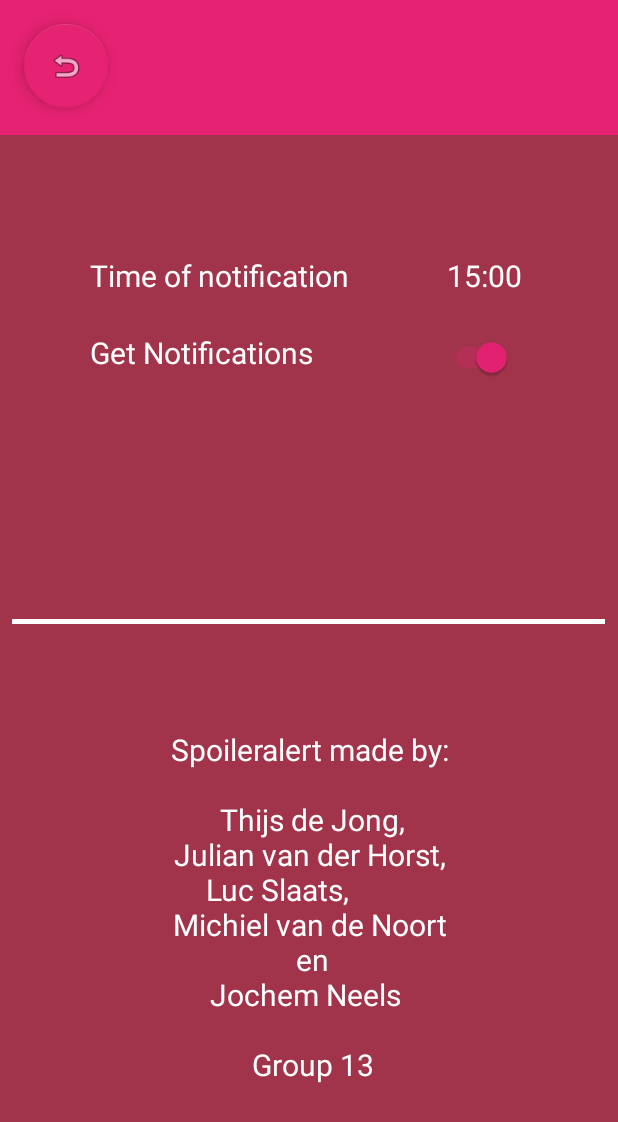
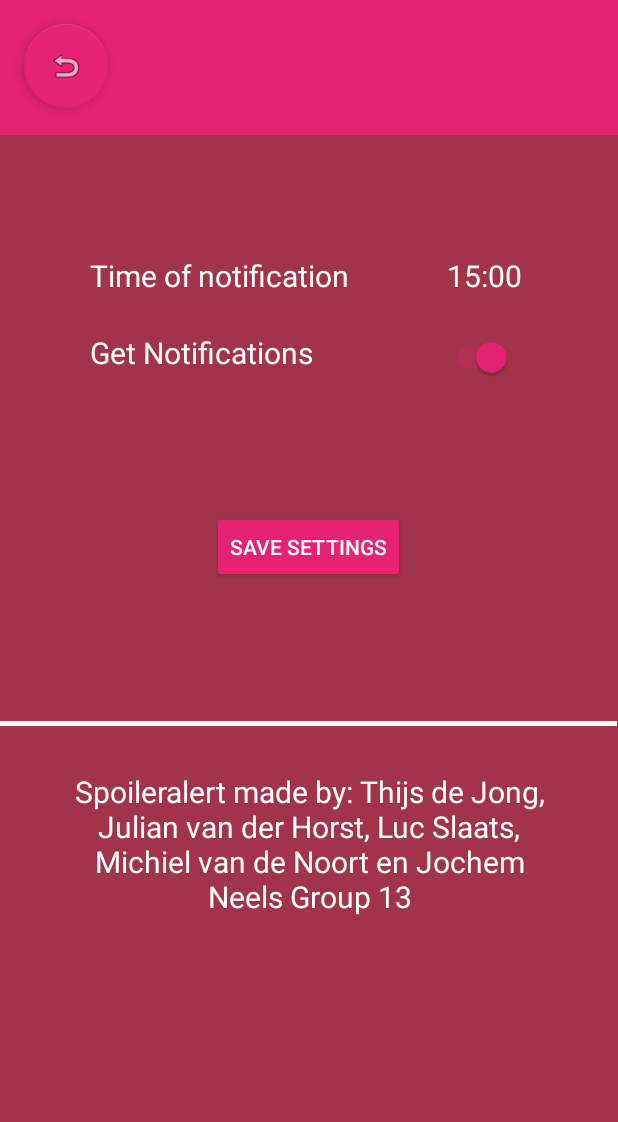
Before and after one commit to movieminer/Spoileralert, an Android app: the SettingActivity screen opened directly, with no data from a screen before it, on a phone screen of 412 x 824 dp. Shown: the top 1122 px of the screen. Run offline under Robolectric (Android 15) with nearby library versions, the phone set to English and light mode, and no system bars.

Commit message:
Settings can be saved now

```diff
--- a/app/src/main/java/com/example/spoileralert/SettingActivity.java
+++ b/app/src/main/java/com/example/spoileralert/SettingActivity.java
@@ -3,15 +3,18 @@ package com.example.spoileralert;
 import android.app.TimePickerDialog;
 import android.content.Context;
 import android.content.Intent;
+import android.content.SharedPreferences;
 import android.os.Bundle;
 import android.support.design.widget.FloatingActionButton;
 import android.support.v7.app.AppCompatActivity;
 import android.view.View;
 import android.view.Window;
 import android.view.WindowManager;
+import android.widget.Button;
 import android.widget.Switch;
 import android.widget.TextView;
 import android.widget.TimePicker;
+import android.widget.Toast;
 
 import java.util.Calendar;
 
@@ -19,6 +22,14 @@ public class SettingActivity extends AppCompatActivity {
 
     private TextView view;
     private Context context;
+    private Switch toggle;
+
+    public static final String SHARED_PREFS = "sharedPrefs";
+    public static final String TEXT = "text";
+    public static final String SWITCH = "switch";
+
+    private String time;
+    private boolean switchOnOff;
 
     @Override
     protected void onCreate(Bundle savedInstanceState) {
@@ -77,8 +88,42 @@ public class SettingActivity extends AppCompatActivity {
             }
         });
 
-        Switch toggle = findViewById(R.id.switch1);
+        toggle = findViewById(R.id.switch1);
         toggle.setChecked(true);
+
+        Button save_settings = findViewById(R.id.save_settings);
+
+        save_settings.setOnClickListener(new View.OnClickListener() {
+            @Override
+            public void onClick(View v) {
+                saveData();
+            }
+        });
+
+        loadData();
+        updateViews();
+    }
+
+    public void saveData(){
+        SharedPreferences sharedPreferences = getSharedPreferences(SHARED_PREFS, MODE_PRIVATE);
+        SharedPreferences.Editor editor = sharedPreferences.edit();
+        editor.putString(TEXT, view.getText().toString());
+        editor.putBoolean(SWITCH, toggle.isChecked());
+
+        editor.apply();
+
+        Toast.makeText(this, "Settings saved successfully", Toast.LENGTH_SHORT).show();
+    }
+
+    public void loadData(){
+        SharedPreferences sharedPreferences = getSharedPreferences(SHARED_PREFS, MODE_PRIVATE);
+        time = sharedPreferences.getString(TEXT, "15:00");
+        switchOnOff = sharedPreferences.getBoolean(SWITCH, true);
+    }
+
+    public void updateViews(){
+        view.setText(time);
+        toggle.setChecked(switchOnOff);
     }
 
     public void openActivityBack() {
--- a/app/src/main/res/layout/activity_settings.xml
+++ b/app/src/main/res/layout/activity_settings.xml
@@ -36,7 +36,7 @@
         android:layout_height="wrap_content"
         android:layout_marginStart="60dp"
         android:layout_marginTop="80dp"
-        android:text="Time of notification"
+        android:text="@string/time_of_notif"
         android:textColor="#FFFFFF"
         android:textSize="20sp"
         app:layout_constraintStart_toStartOf="parent"
@@ -49,7 +49,6 @@
         android:layout_marginStart="8dp"
         android:layout_marginTop="170dp"
         android:layout_marginEnd="64dp"
-        android:text="15:00"
         android:textColor="#FFFFFF"
         android:textSize="20sp"
         app:layout_constraintEnd_toEndOf="parent"
@@ -75,7 +74,7 @@
         android:layout_height="wrap_content"
         android:layout_marginStart="60dp"
         android:layout_marginTop="24dp"
-        android:text="Get Notifications"
+        android:text="@string/get_notif"
         android:textColor="#FFFFFF"
         android:textSize="20sp"
         app:layout_constraintStart_toStartOf="parent"
@@ -83,15 +82,15 @@
 
     <View
         android:id="@+id/divider"
-        android:layout_width="395dp"
+        android:layout_width="wrap_content"
         android:layout_height="3dp"
         android:layout_marginStart="8dp"
         android:layout_marginEnd="8dp"
-        android:layout_marginBottom="408dp"
+        android:layout_marginBottom="340dp"
         android:background="#FFFFFF"
         app:layout_constraintBottom_toBottomOf="parent"
         app:layout_constraintEnd_toEndOf="parent"
-        app:layout_constraintHorizontal_bias="0.0"
+        app:layout_constraintHorizontal_bias="0.562"
         app:layout_constraintStart_toStartOf="parent" />
 
     <TextView
@@ -101,9 +100,8 @@
         android:layout_marginStart="8dp"
         android:layout_marginTop="8dp"
         android:layout_marginEnd="8dp"
-        android:layout_marginBottom="92dp"
-        android:text="Spoileralert made by:\n \n Thijs de Jong,\nJulian van der Horst,\nLuc Slaats,
-        \nMichiel van de Noort\n en\nJochem Neels \n \n Group 13"
+        android:layout_marginBottom="64dp"
+        android:text="@string/credits"
         android:textAlignment="center"
         android:textColor="#FFFFFF"
         android:textSize="20sp"
@@ -113,4 +111,18 @@
         app:layout_constraintTop_toBottomOf="@+id/divider"
         app:layout_constraintVertical_bias="1.0" />
 
+    <Button
+        android:id="@+id/save_settings"
+        style="@style/Widget.AppCompat.Button.Colored"
+        android:layout_width="wrap_content"
+        android:layout_height="wrap_content"
+        android:layout_marginTop="48dp"
+        android:layout_marginBottom="48dp"
+        android:text="@string/save_settings"
+        app:layout_constraintBottom_toTopOf="@+id/divider"
+        app:layout_constraintEnd_toEndOf="parent"
+        app:layout_constraintHorizontal_bias="0.498"
+        app:layout_constraintStart_toStartOf="parent"
+        app:layout_constraintTop_toBottomOf="@+id/textView11" />
+
 </android.support.constraint.ConstraintLayout>
--- a/app/src/main/res/values/strings.xml
+++ b/app/src/main/res/values/strings.xml
@@ -1,4 +1,8 @@
 <resources>
     <string name="app_name">Spoileralert</string>
     <string name="expdate">Expire date</string>
+    <string name="credits">Spoileralert made by:    Thijs de Jong, Julian van der Horst, Luc Slaats,  Michiel van de Noort  en Jochem Neels     Group 13</string>
+    <string name="save_settings">Save Settings</string>
+    <string name="get_notif">Get Notifications</string>
+    <string name="time_of_notif">Time of notification</string>
 </resources>
```
